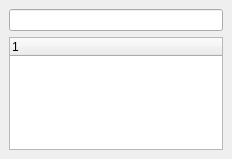
Qt form src/QlrBrowser/ui/dockwidget.ui (Septima/qgis-qlrbrowser) before a commit.
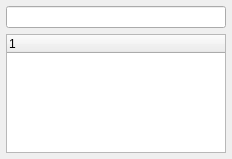
The same form after that commit. Custom widgets are drawn as their Qt base class.

Commit message: Reduce widget margin

```diff
--- a/src/QlrBrowser/ui/dockwidget.ui
+++ b/src/QlrBrowser/ui/dockwidget.ui
@@ -15,6 +15,21 @@
   </property>
   <widget class="QWidget" name="dockWidgetContents">
    <layout class="QVBoxLayout" name="verticalLayout">
+    <property name="spacing">
+     <number>6</number>
+    </property>
+    <property name="leftMargin">
+     <number>6</number>
+    </property>
+    <property name="topMargin">
+     <number>6</number>
+    </property>
+    <property name="rightMargin">
+     <number>6</number>
+    </property>
+    <property name="bottomMargin">
+     <number>6</number>
+    </property>
    <item>
       <widget class="QgsFilterLineEdit" name="filterLineEdit"/>
      </item>
```
Lines whose indentation alone changed are shown as unchanged.
